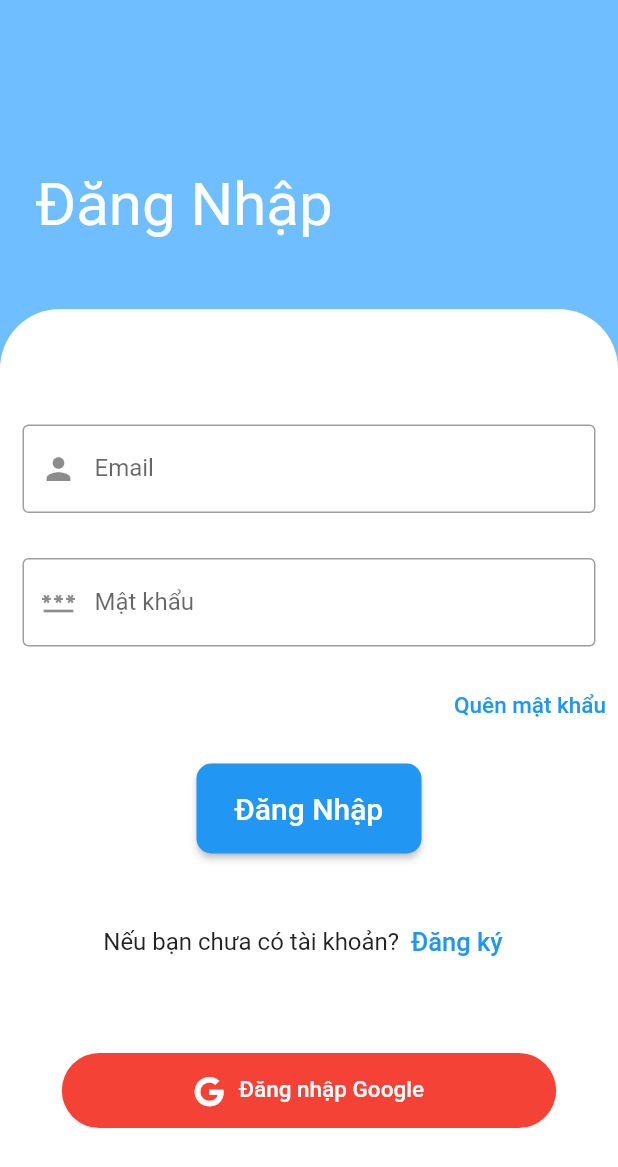
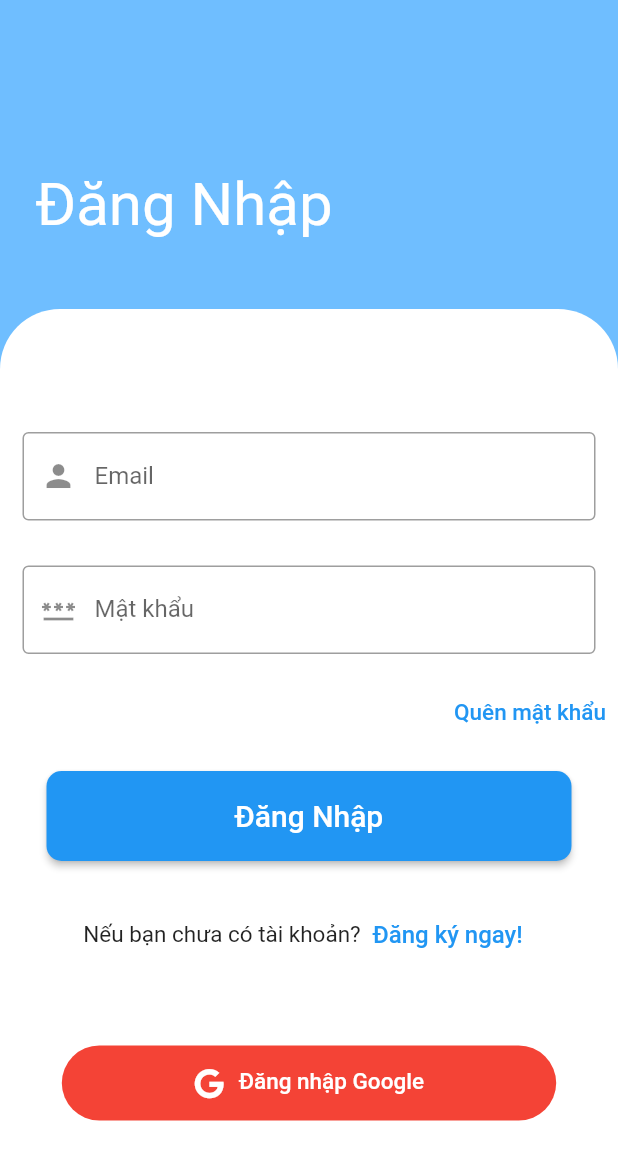
Before and after one commit to duckmean/doan_ltdd, a Flutter app: the screen it shows after launch, after a tap on "Đăng nhập", on a phone screen of 412 x 824 dp. Shown: the top 1167 px of the screen. Run offline on Flutter 3.47's test engine with Material 2 defaults, Android fonts, the phone set to English and light mode, and no system bars; drawn by our look-alikes of rounded_loading_button; our stand-ins replace cloud_firestore, connectivity_plus, firebase_auth, firebase_core, font_awesome_flutter, google_sign_in and 1 more; missing offline and left inert: flutter_facebook_auth; accounts and stored records are empty; network calls fail.

Commit message:
update chuc nang dang nhap

```diff
--- a/lib/main.dart
+++ b/lib/main.dart
@@ -1,6 +1,7 @@
 // ignore_for_file: prefer_const_constructors
 import 'package:doan_ltdd/pages/UI/main_page.dart';
 import 'package:doan_ltdd/pages/login/login_screen.dart';
+import 'package:doan_ltdd/provider/auth_provider.dart';
 import 'package:firebase_core/firebase_core.dart';
 import 'package:flutter/material.dart';
 import 'pages/UI/welcome_page.dart';
@@ -27,6 +28,9 @@ class AilatrieuPhu extends StatelessWidget {
         ChangeNotifierProvider(
           create: ((context) => InternetProvider()),
         ),
+        ChangeNotifierProvider(
+          create: (context) => AuthProvider(),
+        ),
       ],
       child: const MaterialApp(
         home: WelcomeScreen(),
--- a/lib/pages/login/login_screen.dart
+++ b/lib/pages/login/login_screen.dart
@@ -1,5 +1,6 @@
 import 'dart:convert';
 
+import 'package:doan_ltdd/provider/auth_provider.dart';
 import 'package:flutter/material.dart';
 import 'package:flutter/cupertino.dart';
 import 'package:flutter/gestures.dart';
@@ -36,7 +37,7 @@ class _LoginScreenState extends State<LoginScreen> {
   final GlobalKey _scaffoldKey = GlobalKey<ScaffoldState>();
   final RoundedLoadingButtonController googleController =
       RoundedLoadingButtonController();
-  var pref = SharedPreferences.getInstance();
+  AuthProvider auth = AuthProvider();
   // final RoundedLoadingButtonController facebookController =
   //     RoundedLoadingButtonController();
 
@@ -59,6 +60,23 @@ class _LoginScreenState extends State<LoginScreen> {
     }
   }
 
+  // void login(String username, password) async {
+  //   try {
+  //     Response response = await post(Uri.parse('https://reqres.in/api/login'),
+  //         body: {'username': username, 'password': password});
+
+  //     if (response.statusCode == 200) {
+  //       var data = jsonDecode(response.body.toString());
+  //       print(data['token']);
+  //       print('Login successfully');
+  //     } else {
+  //       print('failed');
+  //     }
+  //   } catch (e) {
+  //     print(e.toString());
+  //   }
+  // }
+
   Future getDataLoginFromSharedPreferences() async {
     SharedPreferences pref = await SharedPreferences.getInstance();
     pref.getString('login');
@@ -75,29 +93,16 @@ class _LoginScreenState extends State<LoginScreen> {
     SharedPreferences pref = await SharedPreferences.getInstance();
     pref.remove('login');
   }
+
   // TextEditingController usernameController = TextEditingController();
   // TextEditingController passwordController = TextEditingController();
-  // void login(String username, password) async {
-  //   try {
-  //     Response response = await post(Uri.parse('https://reqres.in/api/login'),
-  //         body: {'username': username,'password': password});
 
-  //     if (response.statusCode == 200) {
-  //       var data = jsonDecode(response.body.toString());
-  //       print(data['token']);
-  //       print('Login successfully');
-  //     } else {
-  //       print('failed');
-  //     }
-  //   } catch (e) {
-  //     print(e.toString());
-  //   }
-  // }
-
+  final _formKey = GlobalKey<FormState>();
   @override
   Widget build(BuildContext context) {
     return Scaffold(
       body: SingleChildScrollView(
+        key: _formKey,
         child: Container(
           constraints: BoxConstraints(
             maxHeight: MediaQuery.of(context).size.height,
@@ -206,6 +211,9 @@ class _LoginScreenState extends State<LoginScreen> {
                             //     builder: (context) => MainPage(),
                             //   ),
                             // );
+                            Map creds = {'emai': _email, 'password': _password};
+                            Provider.of<AuthProvider>(context, listen: false)
+                                .login(creds: creds);
                             isLoggin();
                           }, //bo sung 2
                           child: const Text('Đăng Nhập',
@@ -215,7 +223,7 @@ class _LoginScreenState extends State<LoginScreen> {
                             padding: MaterialStateProperty.all(
                                 const EdgeInsets.all(15)),
                             fixedSize:
-                                MaterialStateProperty.all(const Size(150, 60)),
+                                MaterialStateProperty.all(const Size(350, 60)),
                             shape: MaterialStateProperty.all(
                               RoundedRectangleBorder(
                                 borderRadius: BorderRadius.circular(10),
@@ -225,17 +233,17 @@ class _LoginScreenState extends State<LoginScreen> {
                         ),
                       ),
                       SizedBox(
-                        height: 20,
+                        height: 10,
                       ),
                       Row(
                         mainAxisAlignment: MainAxisAlignment.center,
                         children: <Widget>[
                           const Text('Nếu bạn chưa có tài khoản?',
-                              style: TextStyle(fontSize: 16)),
+                              style: TextStyle(fontSize: 15)),
                           TextButton(
                             child: const Text(
-                              'Đăng ký',
-                              style: TextStyle(fontSize: 17),
+                              'Đăng ký ngay!',
+                              style: TextStyle(fontSize: 16),
                             ),
                             onPressed: () {
                               Navigator.push(
--- a/lib/provider/auth_provider.dart
+++ b/lib/provider/auth_provider.dart
@@ -1,15 +1,28 @@
+import 'package:flutter/cupertino.dart';
 import 'package:shared_preferences/shared_preferences.dart';
 
 import 'auth_service.dart';
 
-class AuthProvider {
-  bool? isSignin;
+class AuthProvider extends ChangeNotifier {
+  bool isSignin = false;
+  bool get authenticated => isSignin;
   String? email;
   String? password;
   String? ImgUrl;
   String? name;
 
   Future checkUserExist() async {}
+
+  void login({Map? creds}) {
+    isSignin = true;
+    notifyListeners();
+  }
+
+  void saveToken() {}
+  void logout() {
+    isSignin = false;
+    notifyListeners();
+  }
 
   Future getDataLoginFromSharedPreferences() async {
     SharedPreferences pref = await SharedPreferences.getInstance();
--- a/lib/provider/auth_service.dart
+++ b/lib/provider/auth_service.dart
@@ -1,9 +1,12 @@
 import 'dart:convert';
 
+import 'package:doan_ltdd/provider/auth_provider.dart';
 import 'package:doan_ltdd/provider/global_service.dart';
 import 'package:http/http.dart' as http;
 
 class AuthService {
+  static AuthProvider auth = AuthProvider();
+
   static Future<http.Response> register(
       String name, String email, String password) async {
     Map data = {"name": name, "email": email, "password": password};
```
Also changed, not shown: lib/pages/UI/main_page.dart (+42 -5 lines), lib/utils/snack_bar.dart (+5 -2 lines).
